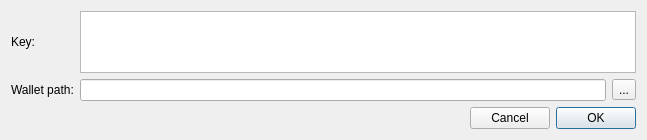
Qt form src/gui/ui/importkeydialog.ui (aejontargaryen/FanGoldWallet) before a commit.
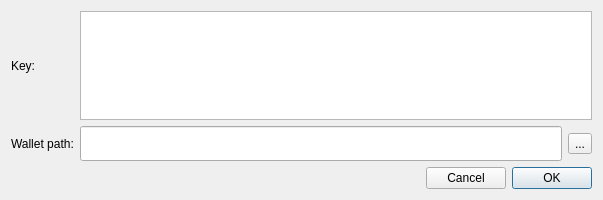
The same form after that commit.

```diff
--- a/src/gui/ui/importkeydialog.ui
+++ b/src/gui/ui/importkeydialog.ui
@@ -6,14 +6,14 @@
    <rect>
     <x>0</x>
     <y>0</y>
-    <width>647</width>
-    <height>140</height>
+    <width>603</width>
+    <height>200</height>
    </rect>
   </property>
   <property name="minimumSize">
    <size>
     <width>0</width>
-    <height>130</height>
+    <height>200</height>
    </size>
   </property>
   <property name="windowTitle">
@@ -44,10 +44,30 @@
       </widget>
      </item>
      <item row="2" column="1">
-      <widget class="QLineEdit" name="m_pathEdit"/>
+      <widget class="QLineEdit" name="m_pathEdit">
+       <property name="styleSheet">
+        <string notr="true">font: 14pt Capsuula;
+</string>
+       </property>
+      </widget>
      </item>
      <item row="0" column="1" colspan="2">
       <widget class="QTextEdit" name="m_keyEdit">
+       <property name="sizePolicy">
+        <sizepolicy hsizetype="Expanding" vsizetype="MinimumExpanding">
+         <horstretch>0</horstretch>
+         <verstretch>0</verstretch>
+        </sizepolicy>
+       </property>
+       <property name="minimumSize">
+        <size>
+         <width>0</width>
+         <height>100</height>
+        </size>
+       </property>
+       <property name="styleSheet">
+        <string notr="true">font: 12pt Unique;</string>
+       </property>
        <property name="readOnly">
         <bool>false</bool>
        </property>
```
